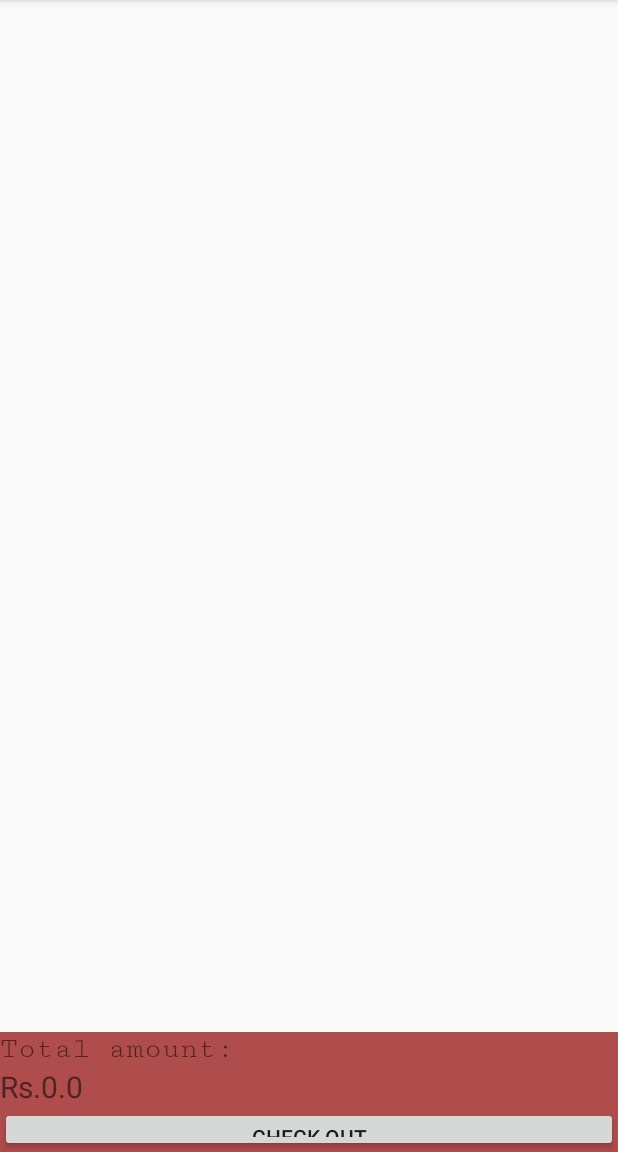
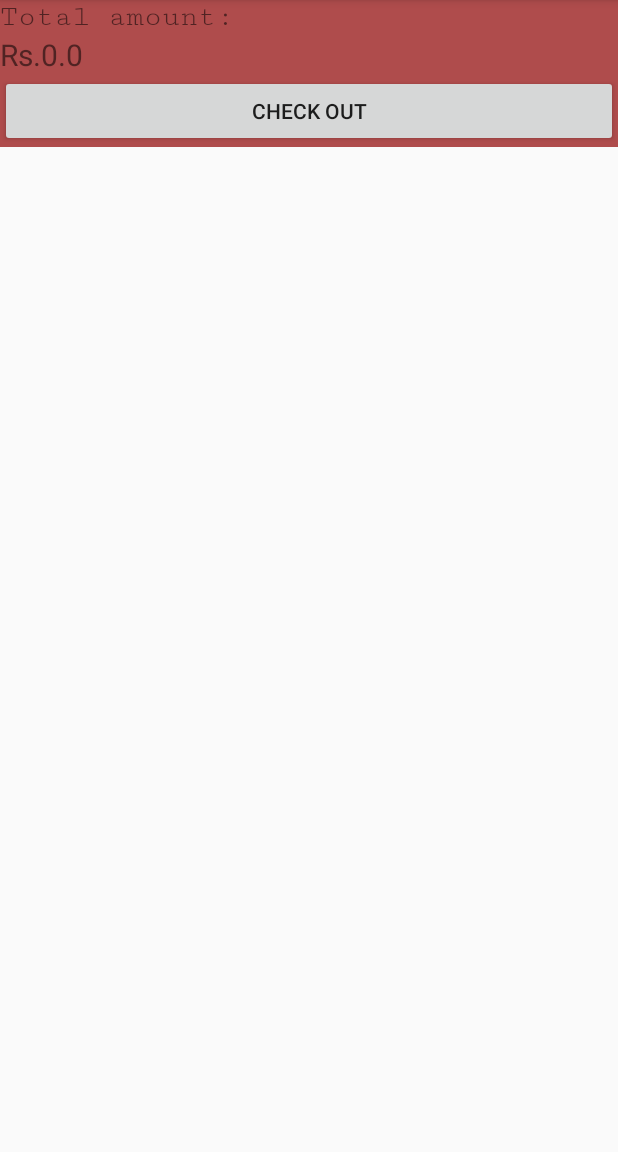
Before and after one commit to mobeenriaz89/AndroidProjects, an Android app: the screen it shows after launch (ShoppingCart), after a tap on an icon or button, on a phone screen of 412 x 824 dp, the part 84-1236 px from its top. Run offline under Robolectric (Android 15) with nearby library versions, the phone set to English and light mode, and no system bars; libraries missing offline, so code that uses them is left out: com.paypal.base; pictures from the network do not load; 3 other taps on this screen came first.

```diff
--- a/app/build.gradle
+++ b/app/build.gradle
@@ -5,7 +5,7 @@ android {
     buildToolsVersion "25.0.2"
     defaultConfig {
         applicationId "com.mubeen.vanesa"
-        minSdkVersion 15
+        minSdkVersion 16
         targetSdkVersion 25
         versionCode 1
         versionName "1.0"
@@ -32,7 +32,9 @@ dependencies {
     compile 'com.android.support:support-v4:25.1.1'
     compile 'com.github.bumptech.glide:glide:3.7.0'
     compile 'com.android.support:recyclerview-v7:25.1.1'
-    compile 'com.android.support:cardview-v7:25.1.+'
+    compile 'com.android.support:cardview-v7:25.1.1'
     compile 'com.paypal.sdk:rest-api-sdk:+'
+    compile 'com.paypal.sdk:paypal-android-sdk:+'
+    compile 'com.android.support.constraint:constraint-layout:1.0.2'
     testCompile 'junit:junit:4.12'
 }
--- a/app/src/main/AndroidManifest.xml
+++ b/app/src/main/AndroidManifest.xml
@@ -8,7 +8,6 @@
     <uses-permission android:name="android.permission.GET_ACCOUNTS" />
     <uses-permission android:name="android.permission.READ_PROFILE" />
     <uses-permission android:name="android.permission.READ_CONTACTS" />
-
 
     <application
         android:name=".app.AppController"
@@ -31,7 +30,7 @@
         <activity android:name=".activites.ShoppingCart" />
         <activity android:name=".activites.LoginActivity" />
         <activity android:name=".activites.RegisterActivity" />
-        <activity android:name=".activites.Profile"></activity>
+        <activity android:name=".activites.Profile" />
     </application>
 
 </manifest>
--- a/app/src/main/java/com/mubeen/vanesa/activites/MainActivity.java
+++ b/app/src/main/java/com/mubeen/vanesa/activites/MainActivity.java
@@ -1,11 +1,11 @@
 package com.mubeen.vanesa.activites;
-import android.content.Context;
+import android.app.ProgressDialog;
 import android.content.Intent;
-import android.net.ConnectivityManager;
-import android.net.NetworkInfo;
 import android.os.Bundle;
 import android.support.design.widget.Snackbar;
 import android.support.v4.app.FragmentTransaction;
+import android.util.Log;
+import android.view.SubMenu;
 import android.view.View;
 import android.support.design.widget.NavigationView;
 import android.support.v4.view.GravityCompat;
@@ -16,17 +16,27 @@ import android.support.v7.widget.Toolbar;
 import android.view.Menu;
 import android.view.MenuItem;
 import android.widget.Button;
-import android.widget.FrameLayout;
+import android.widget.ExpandableListAdapter;
+import android.widget.ExpandableListView;
 import android.widget.TextView;
-import android.widget.Toast;
 
+import com.android.volley.Response;
+import com.android.volley.VolleyError;
+import com.android.volley.toolbox.JsonArrayRequest;
 import com.mubeen.vanesa.Classes.Product;
 import com.mubeen.vanesa.R;
 import com.mubeen.vanesa.app.AppConfig;
+import com.mubeen.vanesa.app.AppController;
 import com.mubeen.vanesa.fragments.ItemFragment;
 import com.mubeen.vanesa.helper.SQLiteHandler;
 import com.mubeen.vanesa.helper.SessionManager;
 import com.mubeen.vanesa.util.CartSharedPrefferences;
+
+import org.json.JSONArray;
+import org.json.JSONException;
+import org.json.JSONObject;
+
+import java.util.List;
 
 public class MainActivity extends AppCompatActivity
         implements NavigationView.OnNavigationItemSelectedListener, ItemFragment.OnListFragmentInteractionListener{
@@ -35,19 +45,24 @@ public class MainActivity extends AppCompatActivity
     private static final int REQUESTCODE_UPDATE_USER_DETAILS = 2;
 
     private static final String TAG_FRAGMENT_HOME = "tag_fragment_home";
+    ProgressDialog pDialog;
 
     TextView notifCount;
     static int mNotifCount = 0;
     TextView nav_username;
     TextView nav_email;
     Button button_retry;
-    View count;
     SQLiteHandler db;
     SessionManager session;
+    NavigationView navigationView;
+
+
     @Override
     protected void onCreate(Bundle savedInstanceState) {
         super.onCreate(savedInstanceState);
         setContentView(R.layout.activity_main);
+        pDialog = new ProgressDialog(MainActivity.this);
+        pDialog.setMessage("Fetching product categories");
         Toolbar toolbar = (Toolbar) findViewById(R.id.toolbar);
         setSupportActionBar(toolbar);
 
@@ -56,9 +71,10 @@ public class MainActivity extends AppCompatActivity
                 this, drawer, toolbar, R.string.navigation_drawer_open, R.string.navigation_drawer_close);
         drawer.setDrawerListener(toggle);
         toggle.syncState();
-
-        NavigationView navigationView = (NavigationView) findViewById(R.id.nav_view);
+        navigationView = (NavigationView) findViewById(R.id.nav_view);
         navigationView.setNavigationItemSelectedListener(this);
+        navigationView.getMenu().add("Home");
+        navigationView.getMenu().getItem(0).setIcon(R.drawable.ic_home_black_24dp);
         session = new SessionManager(getApplicationContext());
         View header = navigationView.getHeaderView(0);
         nav_username = (TextView) header.findViewById(R.id.textView_navheader_username);
@@ -88,13 +104,14 @@ public class MainActivity extends AppCompatActivity
 
     private void loadData() {
         if(AppConfig.isNetworkStatusAvialable (getApplicationContext())) {
+            requestCategoriesFromJson(AppConfig.URL_All_CATEGORIES);
             button_retry.setVisibility(View.GONE);
-            getActionBar().show();
+            getSupportActionBar().show();
             updateNavHeader();
             FragmentTransaction ft = getSupportFragmentManager().beginTransaction();
             ft.replace(R.id.FragmentContainer,new ItemFragment()).commit();
         } else {
-            getActionBar().hide();
+            getSupportActionBar().hide();
             button_retry.setVisibility(View.VISIBLE);
             View parentLayout = findViewById(R.id.content_main);
             Snackbar.make(parentLayout, "Please check your Internet Connection", Snackbar.LENGTH_SHORT).show();
@@ -177,8 +194,8 @@ public class MainActivity extends AppCompatActivity
 
         // Handle navigation view item clicks here.
         int id = item.getItemId();
-
-        if (id == R.id.nav_home) {
+        String title = (String) item.getTitle();
+        if (title.equals("Root Catalog")) {
             loadData();        }
         else if (id == R.id.nav_profile) {
             Intent i = new Intent(MainActivity.this,Profile.class);
@@ -200,6 +217,45 @@ public class MainActivity extends AppCompatActivity
     }
 
 
+    public void requestCategoriesFromJson(String url){
+        showpDialog();
+        navigationView.getMenu().clear();
+        JsonArrayRequest productsRequest = new JsonArrayRequest(url, new Response.Listener<JSONArray>() {
+            @Override
+            public void onResponse(JSONArray jsonArray) {
+                Log.d("response", String.valueOf(jsonArray));
+                for(int i =0; i<jsonArray.length();i++){
+                    try {
+                        JSONObject categoryOBJ = (JSONObject) jsonArray.get(i);
+                        String name = categoryOBJ.getString("name");
+                        navigationView.getMenu().add(name);
+                        SubMenu topChannelMenu = navigationView.getMenu().addSubMenu("Top Channels");
+                        topChannelMenu.add("Foo");
+                        topChannelMenu.add("Bar");
+                        topChannelMenu.add("Baz");
+                    } catch (JSONException e) {
+                        e.printStackTrace();
+                    }
+                }
+                hidepDialog();
+                navigationView.getMenu().getItem(0).setChecked(true);
+
+            }
+
+
+        }, new Response.ErrorListener() {
+            @Override
+            public void onErrorResponse(VolleyError volleyError) {
+                Log.d("json error:", String.valueOf(volleyError));
+                hidepDialog();
+            }
+
+        });
+
+        AppController.getInstance().addToRequestQueue(productsRequest);
+
+    }
+
     @Override
     public void onListFragmentInteraction(Product item) {
         Intent i = new Intent(this, ProductDetails.class);
@@ -218,6 +274,17 @@ public class MainActivity extends AppCompatActivity
     }
 
 
+    private void hidepDialog() {
+        if(pDialog.isShowing()){
+            pDialog.dismiss();
+        }
+    }
+
+    private void showpDialog(){
+        if(!pDialog.isShowing()){
+            pDialog.show();
+        }
+    }
 
 
 }
--- a/app/src/main/java/com/mubeen/vanesa/activites/ShoppingCart.java
+++ b/app/src/main/java/com/mubeen/vanesa/activites/ShoppingCart.java
@@ -16,11 +16,6 @@ import com.paypal.base.rest.PayPalRESTException;
 import java.util.ArrayList;
 
 public class ShoppingCart extends AppCompatActivity {
-
-    String clientId = getString(R.string.paypal_clientID);
-    String clientSecret = getString(R.string.paypal_Secret);
-
-    APIContext context = new APIContext(clientId, clientSecret, "sandbox");
 
     ListView cartList;
     TextView totalAmount;
--- a/app/src/main/java/com/mubeen/vanesa/app/AppConfig.java
+++ b/app/src/main/java/com/mubeen/vanesa/app/AppConfig.java
@@ -12,6 +12,10 @@ public class AppConfig {
     public static final String URL_login = "http://production.technology-architects.com/vanesa/android_login_api/login.php";
     public static final String URL_register = "http://production.technology-architects.com/vanesa/android_login_api/register.php";
     public static final String URL_All_Products = "http://production.technology-architects.com/vanesa/testapi.php";
+    public static final String URL_All_CATEGORIES = "http://production.technology-architects.com/vanesa/testapicategories.php";
+
+    public static final String PAYPAL_CLIENT_ID = "AR5n0W81LZsNgZ8IpvJbqt8IH8c1Kos1pqJ4RSdrL_ViVNnnuDMNWtuw4mcnlx2YXOge4oW9py9NvLoU";
+    public static final String PAYPAL_CLIENT_SECRET = "EDVOnJiC18uPY3VGO2nO7mvJK86mXj05Kojs_BmS8tZZtaaTuXyS_vv4g1liSksQ97cqkGq4wanVGipq";
 
     public static boolean isNetworkStatusAvialable (Context context) {
         ConnectivityManager connectivityManager = (ConnectivityManager) context.getSystemService(Context.CONNECTIVITY_SERVICE);
--- a/app/src/main/res/layout/activity_shopping_cart.xml
+++ b/app/src/main/res/layout/activity_shopping_cart.xml
@@ -1,5 +1,5 @@
 <?xml version="1.0" encoding="utf-8"?>
-<FrameLayout xmlns:android="http://schemas.android.com/apk/res/android"
+<LinearLayout xmlns:android="http://schemas.android.com/apk/res/android"
     xmlns:tools="http://schemas.android.com/tools"
     android:id="@+id/activity_shopping_cart"
     android:layout_width="match_parent"
@@ -8,14 +8,9 @@
     tools:context="com.mubeen.vanesa.activites.ShoppingCart">
 
 
-    <ListView
-        android:id="@+id/cartList"
-        android:layout_width="match_parent"
-        android:layout_height="match_parent"></ListView>
-
     <LinearLayout
         android:layout_width="match_parent"
-        android:layout_height="80dp"
+        android:layout_height="wrap_content"
         android:layout_gravity="bottom"
         android:background="@color/colorPrimary"
         android:orientation="vertical">
@@ -40,5 +35,14 @@
             android:layout_height="wrap_content"
             android:text="Check Out"/>
     </LinearLayout>
+<LinearLayout
+    android:layout_width="match_parent"
+    android:layout_height="wrap_content">
+    <ListView
+        android:id="@+id/cartList"
+        android:layout_width="match_parent"
+        android:layout_height="match_parent"></ListView>
+</LinearLayout>
 
-</FrameLayout>
+
+</LinearLayout>
--- a/app/src/main/res/values/strings.xml
+++ b/app/src/main/res/values/strings.xml
@@ -28,7 +28,4 @@
 
     <string name="nav_header_default_text">Sign in | Join for free</string>
 
-    <!--Paypal-->
-    <string name="paypal_clientID">AR5n0W81LZsNgZ8IpvJbqt8IH8c1Kos1pqJ4RSdrL_ViVNnnuDMNWtuw4mcnlx2YXOge4oW9py9NvLoU</string>
-    <string name="paypal_Secret">EDVOnJiC18uPY3VGO2nO7mvJK86mXj05Kojs_BmS8tZZtaaTuXyS_vv4g1liSksQ97cqkGq4wanVGipq</string>
 </resources>
--- a/build.gradle
+++ b/build.gradle
@@ -3,7 +3,6 @@
 buildscript {
     repositories {
         jcenter()
-        mavenCentral()
     }
     dependencies {
         classpath 'com.android.tools.build:gradle:2.3.0'
```
Also changed, not shown: app/src/main/java/com/mubeen/vanesa/fragments/ItemFragment.java (+21 -1 lines), app/src/main/java/com/mubeen/vanesa/fragments/PaypalHandler.java (added, +17 -0 lines), app/src/main/res/layout/activity_main.xml (+9 -4 lines).
